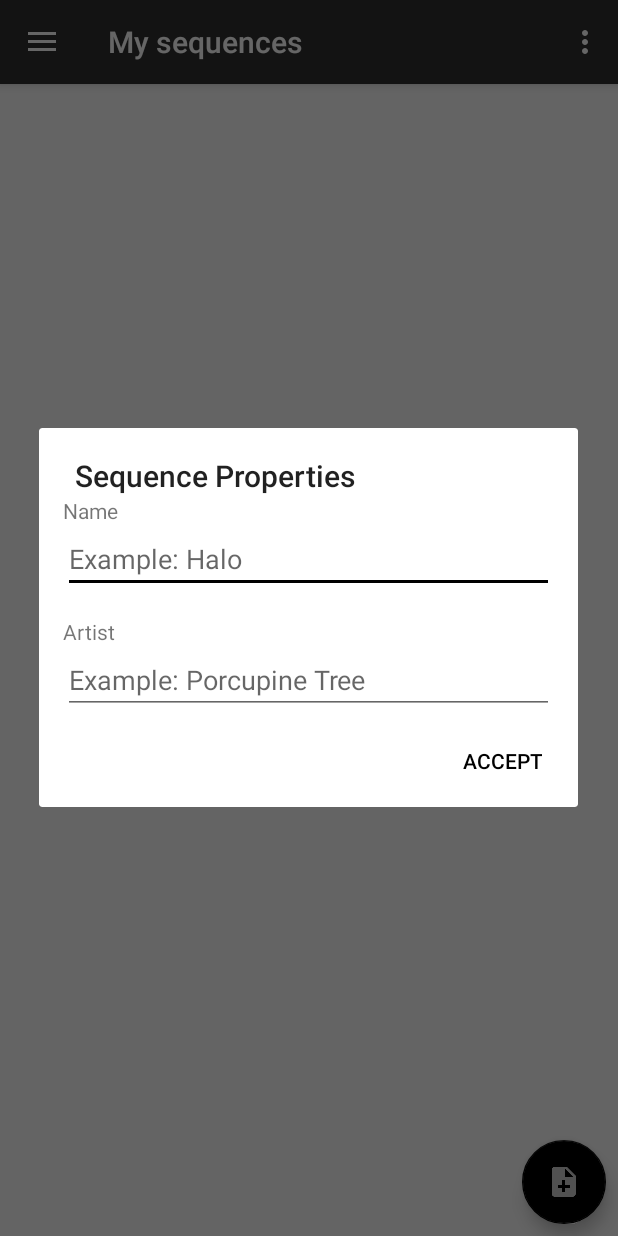
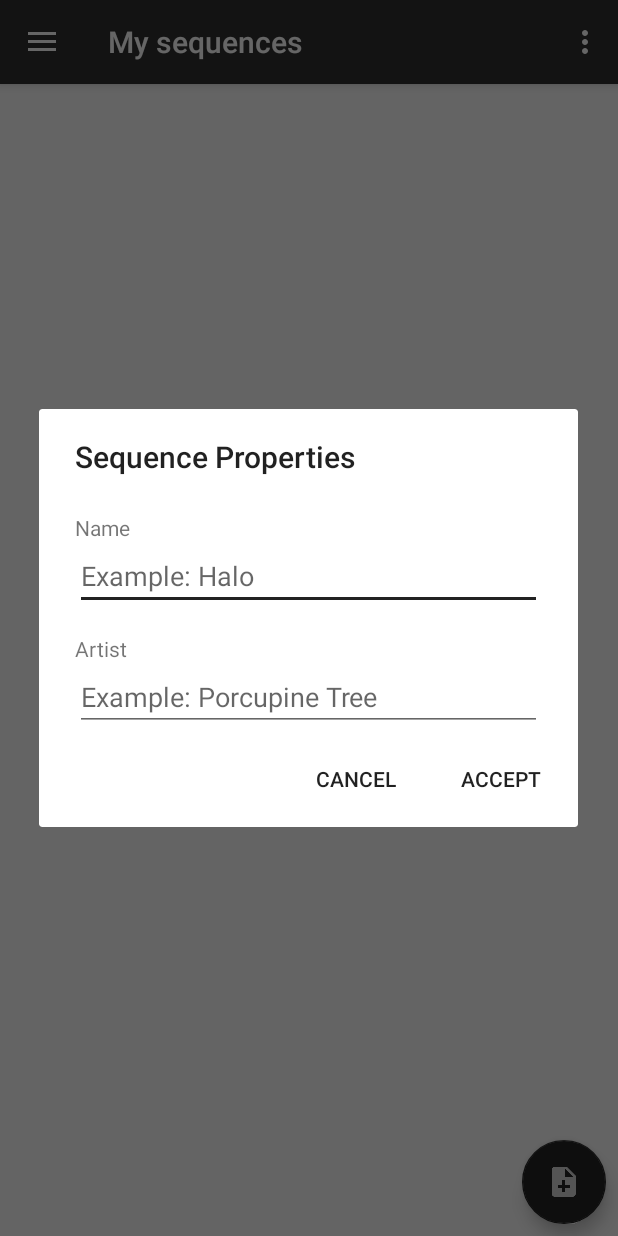
Before and after one commit to epic-mango/lise, an Android app: the screen it shows after launch (MainActivity), after a tap on an icon or button, on a phone screen of 412 x 824 dp. Run offline under Robolectric (Android 15) with nearby library versions, the phone set to English and light mode, and no system bars; our stand-ins replace navigation-ui.

Commit message:
Navegación hacia editar secuencia lista

```diff
--- a/app/src/main/java/com/chustle/lise/ui/mis_secuencias/DialogFragmentPropiedadesSecuencia.java
+++ b/app/src/main/java/com/chustle/lise/ui/mis_secuencias/DialogFragmentPropiedadesSecuencia.java
@@ -5,7 +5,9 @@ import android.app.Dialog;
 import android.content.DialogInterface;
 import android.os.Bundle;
 import android.view.View;
+import android.widget.Button;
 import android.widget.EditText;
+import android.widget.Toast;
 
 import androidx.annotation.NonNull;
 import androidx.annotation.Nullable;
@@ -19,6 +21,7 @@ public class DialogFragmentPropiedadesSecuencia extends DialogFragment {
     SecuenciaListModel secuencia;
 
     EditText txtNombre, txtArtista;
+    Button btnAceptar, btnCancelar;
 
     public DialogFragmentPropiedadesSecuencia(PropiedadesSecuenciaListener propiedadesSecuenciaListener, SecuenciaListModel secuencia) {
         listener = propiedadesSecuenciaListener;
@@ -37,17 +40,34 @@ public class DialogFragmentPropiedadesSecuencia extends DialogFragment {
         txtNombre = root.findViewById(R.id.txtNombreSecuencia);
         txtArtista = root.findViewById(R.id.txtArtistaSecuencia);
 
+        btnAceptar = root.findViewById(R.id.btnAceptar_dFPropiedadesSecuencia);
+        btnCancelar = root.findViewById(R.id.btnCancelar_dFPropiedadesSecuencia);
+
         if (secuencia != null) {
             txtNombre.setText(secuencia.getNombreSecuencia());
             txtArtista.setText(secuencia.getArtistaSecuencia());
         }
 
+        builder.setCancelable(false);
+
         builder.setView(root);
 
-        builder.setPositiveButton(getResources().getString(R.string.aceptar), new DialogInterface.OnClickListener() {
+        btnAceptar.setOnClickListener(new View.OnClickListener() {
             @Override
-            public void onClick(DialogInterface dialog, int which) {
-                listener.aceptar(txtNombre.getText().toString(), txtArtista.getText().toString());
+            public void onClick(View v) {
+                if (!txtNombre.getText().toString().equals("") && !txtArtista.getText().toString().equals("")) {
+                    listener.aceptar(txtNombre.getText().toString(), txtArtista.getText().toString());
+                    dismiss();
+                } else {
+                    Toast.makeText(getContext(), getResources().getString(R.string.campos_vacios), Toast.LENGTH_SHORT).show();
+                }
+            }
+        });
+
+        btnCancelar.setOnClickListener(new View.OnClickListener() {
+            @Override
+            public void onClick(View v) {
+                dismiss();
             }
         });
 
--- a/app/src/main/java/com/chustle/lise/ui/mis_secuencias/ListaSecuenciasAdapter.java
+++ b/app/src/main/java/com/chustle/lise/ui/mis_secuencias/ListaSecuenciasAdapter.java
@@ -13,18 +13,23 @@ import java.util.List;
 
 public class ListaSecuenciasAdapter extends RecyclerView.Adapter<ListaSecuenciasAdapter.ViewHolder> {
 
+
     private List<SecuenciaListModel> secuenciaListModelList;
+    private SecuenciasAdapterListener listener;
 
-    public ListaSecuenciasAdapter(List<SecuenciaListModel> secuenciaListModelList) {
+    public ListaSecuenciasAdapter(List<SecuenciaListModel> secuenciaListModelList, SecuenciasAdapterListener listener) {
         this.secuenciaListModelList = secuenciaListModelList;
+        this.listener = listener;
     }
 
     @Override
     public ViewHolder onCreateViewHolder(ViewGroup parent, int viewType) {
         View v = LayoutInflater.from(parent.getContext()).inflate(R.layout.list_element_secuencia, parent, false);
-        ViewHolder viewHolder = new ViewHolder(v);
+        ViewHolder viewHolder = new ViewHolder(v, listener);
         return viewHolder;
     }
+
+
 
     @Override
     public void onBindViewHolder(ViewHolder holder, int position) {
@@ -33,6 +38,7 @@ public class ListaSecuenciasAdapter extends RecyclerView.Adapter<ListaSecuencias
 
         holder.nombreSecuencia.setText(nombreSecuencia);
         holder.artistaSecuencia.setText(artistaSecuencia);
+
     }
 
     @Override
@@ -40,15 +46,43 @@ public class ListaSecuenciasAdapter extends RecyclerView.Adapter<ListaSecuencias
         return secuenciaListModelList.size();
     }
 
-    public static class ViewHolder extends RecyclerView.ViewHolder {
+    public static class ViewHolder extends RecyclerView.ViewHolder{
         private TextView nombreSecuencia;
         private TextView artistaSecuencia;
 
-        public ViewHolder(View v) {
+
+
+        public ViewHolder(View v, final SecuenciasAdapterListener listener) {
             super(v);
             nombreSecuencia = (TextView) v.findViewById(R.id.lblNombreSecuencia);
             artistaSecuencia = (TextView) v.findViewById(R.id.lblArtistaSecuencia);
+
+
+
+            v.setOnClickListener(new View.OnClickListener() {
+                @Override
+                public void onClick(View v) {
+                    listener.onClic(getAdapterPosition());
+                }
+            });
+
+            v.setOnLongClickListener(new View.OnLongClickListener() {
+                @Override
+                public boolean onLongClick(View v) {
+                    listener.onLongClic(getAdapterPosition());
+                    return false;
+                }
+            });
+
         }
+
+
     }
 
+
+
+    public interface SecuenciasAdapterListener{
+        void onClic(int position);
+        void onLongClic(int position);
+    }
 }
--- a/app/src/main/java/com/chustle/lise/ui/mis_secuencias/SecuenciaListModel.java
+++ b/app/src/main/java/com/chustle/lise/ui/mis_secuencias/SecuenciaListModel.java
@@ -5,6 +5,10 @@ public class SecuenciaListModel {
     private String nombreSecuencia;
     private String artistaSecuencia;
     private String rutaArchivo;
+
+    public static final String NOMBRE_SECUENCIA = "nombre_secuencia";
+    public static final String ARTISTA_SECUENCIA = "artista_secuencia";
+    public static final String ID_SECUENCIA = "id_secuencia";
 
     public SecuenciaListModel(String nombreSecuencia, String artistaSecuencia, String rutaArchivo) {
         this.nombreSecuencia = nombreSecuencia;
--- a/app/src/main/res/layout/dialog_fragment_propiedades_secuencia.xml
+++ b/app/src/main/res/layout/dialog_fragment_propiedades_secuencia.xml
@@ -4,13 +4,15 @@
     xmlns:app="http://schemas.android.com/apk/res-auto"
     xmlns:tools="http://schemas.android.com/tools"
     android:layout_width="match_parent"
-    android:layout_height="match_parent">
+    android:layout_height="match_parent"
+    android:padding="8dp">
 
     <TextView
         android:id="@+id/textView2"
         android:layout_width="wrap_content"
         android:layout_height="wrap_content"
         android:layout_marginStart="16dp"
+        android:layout_marginTop="16dp"
         android:text="@string/nombre"
         app:layout_constraintStart_toStartOf="parent"
         app:layout_constraintTop_toTopOf="parent" />
@@ -52,4 +54,25 @@
         app:layout_constraintTop_toBottomOf="@+id/asdasd" />
 
 
+    <Button
+        android:id="@+id/btnCancelar_dFPropiedadesSecuencia"
+        android:layout_width="wrap_content"
+        android:layout_height="wrap_content"
+        android:layout_marginTop="8dp"
+        android:layout_marginEnd="8dp"
+        android:background="@color/blanco"
+        style="@style/Widget.AppCompat.Button.Borderless"
+        android:text="@string/cancelar"
+        app:layout_constraintEnd_toStartOf="@+id/btnAceptar_dFPropiedadesSecuencia"
+        app:layout_constraintTop_toBottomOf="@+id/txtArtistaSecuencia" />
+
+    <Button
+        android:id="@+id/btnAceptar_dFPropiedadesSecuencia"
+        style="@style/Widget.AppCompat.Button.Borderless"
+        android:layout_width="wrap_content"
+        android:layout_height="wrap_content"
+        android:background="@color/blanco"
+        android:text="@string/aceptar"
+        app:layout_constraintEnd_toEndOf="parent"
+        app:layout_constraintTop_toTopOf="@+id/btnCancelar_dFPropiedadesSecuencia" />
 </androidx.constraintlayout.widget.ConstraintLayout>
--- a/app/src/main/res/navigation/mobile_navigation.xml
+++ b/app/src/main/res/navigation/mobile_navigation.xml
@@ -9,7 +9,11 @@
         android:id="@+id/nav_dst_mis_secuencias"
         android:name="com.chustle.lise.ui.mis_secuencias.FragmentMisSecuencias"
         android:label="@string/menu_mis_secuencias"
-        tools:layout="@layout/fragment_mis_secuencias" />
+        tools:layout="@layout/fragment_mis_secuencias" >
+        <action
+            android:id="@+id/nav_dst_mis_secuencias_to_nav_dst_secuencia"
+            app:destination="@id/nav_dst_secuencia" />
+    </fragment>
 
 
     <fragment
@@ -23,4 +27,9 @@
         android:name="com.chustle.lise.ui.slideshow.SlideshowFragment"
         android:label="@string/menu_importar"
         tools:layout="@layout/fragment_slideshow" />
+
+    <fragment
+        android:id="@+id/nav_dst_secuencia"
+        android:name="com.chustle.lise.ui.mis_secuencias.FragmentSecuencia"
+        tools:layout="@layout/fragment_secuencia"/>
 </navigation>
--- a/app/src/main/res/values/colors.xml
+++ b/app/src/main/res/values/colors.xml
@@ -2,5 +2,6 @@
 <resources>
     <color name="colorPrimary">#303030</color>
     <color name="colorPrimaryDark">#474747</color>
-    <color name="colorAccent">#000000</color>
+    <color name="colorAccent">#222222</color>
+    <color name="blanco">#FFF</color>
 </resources>
--- a/app/src/main/res/values/strings.xml
+++ b/app/src/main/res/values/strings.xml
@@ -23,5 +23,6 @@
     <string name="ejemplo_artista_secuencia">Example: Porcupine Tree</string>
     <string name="aceptar">Accept</string>
     <string name="cancelar">Cancel</string>
+    <string name="campos_vacios">All the fields are required</string>
 
 </resources>
```
Also changed, not shown: app/src/main/java/com/chustle/lise/ui/mis_secuencias/FragmentMisSecuencias.java (+30 -4 lines), app/src/main/java/com/chustle/lise/ui/mis_secuencias/FragmentSecuencia.java (+12 -2 lines), app/src/main/java/com/chustle/lise/ui/mis_secuencias/MisSecuenciasViewModel.java (deleted, +0 -19 lines), 1 other file.
